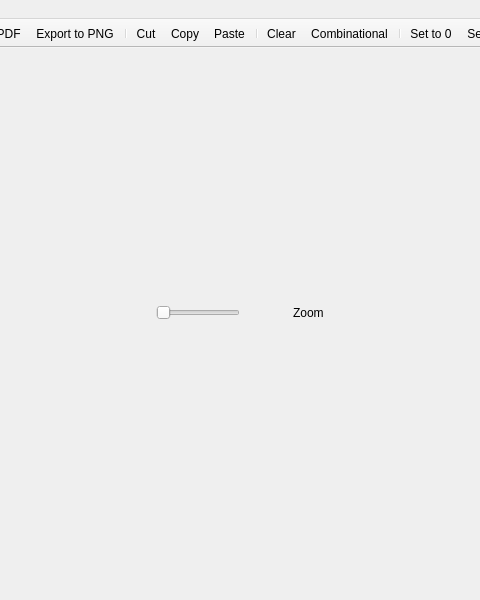
Old version of the form app/bewaveddolphin.ui in the repository GIBIS-UNIFESP/wiRedPanda; both pictures show x 160 to 640 and y 0 to 600 of the 800 by 600 pixel window.
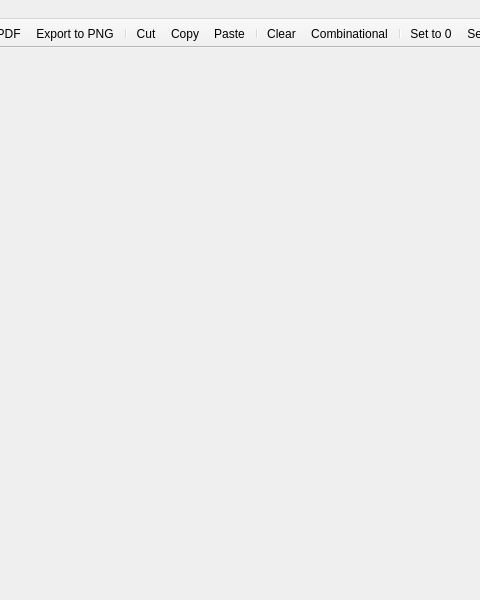
New version of the form. Icons and pictures are not drawn.

Commit message: Removed slider outside the toolbar

Patch:
```diff
--- a/app/bewaveddolphin.ui
+++ b/app/bewaveddolphin.ui
@@ -40,193 +40,6 @@
     <property name="bottomMargin">
      <number>0</number>
     </property>
-    <item>
-     <layout class="QHBoxLayout" name="horizontalLayout">
-      <item>
-       <spacer name="horizontalSpacer_12">
-        <property name="orientation">
-         <enum>Qt::Horizontal</enum>
-        </property>
-        <property name="sizeHint" stdset="0">
-         <size>
-          <width>40</width>
-          <height>20</height>
-         </size>
-        </property>
-       </spacer>
-      </item>
-      <item>
-       <spacer name="horizontalSpacer_10">
-        <property name="orientation">
-         <enum>Qt::Horizontal</enum>
-        </property>
-        <property name="sizeHint" stdset="0">
-         <size>
-          <width>40</width>
-          <height>20</height>
-         </size>
-        </property>
-       </spacer>
-      </item>
-      <item>
-       <spacer name="horizontalSpacer_9">
-        <property name="orientation">
-         <enum>Qt::Horizontal</enum>
-        </property>
-        <property name="sizeHint" stdset="0">
-         <size>
-          <width>40</width>
-          <height>20</height>
-         </size>
-        </property>
-       </spacer>
-      </item>
-      <item>
-       <spacer name="horizontalSpacer_6">
-        <property name="orientation">
-         <enum>Qt::Horizontal</enum>
-        </property>
-        <property name="sizeHint" stdset="0">
-         <size>
-          <width>40</width>
-          <height>20</height>
-         </size>
-        </property>
-       </spacer>
-      </item>
-      <item>
-       <spacer name="horizontalSpacer_4">
-        <property name="orientation">
-         <enum>Qt::Horizontal</enum>
-        </property>
-        <property name="sizeHint" stdset="0">
-         <size>
-          <width>40</width>
-          <height>20</height>
-         </size>
-        </property>
-       </spacer>
-      </item>
-      <item>
-       <spacer name="horizontalSpacer_2">
-        <property name="orientation">
-         <enum>Qt::Horizontal</enum>
-        </property>
-        <property name="sizeHint" stdset="0">
-         <size>
-          <width>40</width>
-          <height>20</height>
-         </size>
-        </property>
-       </spacer>
-      </item>
-      <item alignment="Qt::AlignRight">
-       <widget class="QSlider" name="horizontalSlider">
-        <property name="orientation">
-         <enum>Qt::Horizontal</enum>
-        </property>
-       </widget>
-      </item>
-      <item>
-       <spacer name="horizontalSpacer">
-        <property name="orientation">
-         <enum>Qt::Horizontal</enum>
-        </property>
-        <property name="sizeHint" stdset="0">
-         <size>
-          <width>40</width>
-          <height>20</height>
-         </size>
-        </property>
-       </spacer>
-      </item>
-      <item>
-       <widget class="QLabel" name="label">
-        <property name="text">
-         <string>Zoom</string>
-        </property>
-       </widget>
-      </item>
-      <item>
-       <spacer name="horizontalSpacer_3">
-        <property name="orientation">
-         <enum>Qt::Horizontal</enum>
-        </property>
-        <property name="sizeHint" stdset="0">
-         <size>
-          <width>40</width>
-          <height>20</height>
-         </size>
-        </property>
-       </spacer>
-      </item>
-      <item>
-       <spacer name="horizontalSpacer_5">
-        <property name="orientation">
-         <enum>Qt::Horizontal</enum>
-        </property>
-        <property name="sizeHint" stdset="0">
-         <size>
-          <width>40</width>
-          <height>20</height>
-         </size>
-        </property>
-       </spacer>
-      </item>
-      <item>
-       <spacer name="horizontalSpacer_7">
-        <property name="orientation">
-         <enum>Qt::Horizontal</enum>
-        </property>
-        <property name="sizeHint" stdset="0">
-         <size>
-          <width>40</width>
-          <height>20</height>
-         </size>
-        </property>
-       </spacer>
-      </item>
-      <item>
-       <spacer name="horizontalSpacer_8">
-        <property name="orientation">
-         <enum>Qt::Horizontal</enum>
-        </property>
-        <property name="sizeHint" stdset="0">
-         <size>
-          <width>40</width>
-          <height>20</height>
-         </size>
-        </property>
-       </spacer>
-      </item>
-      <item>
-       <spacer name="horizontalSpacer_11">
-        <property name="orientation">
-         <enum>Qt::Horizontal</enum>
-        </property>
-        <property name="sizeHint" stdset="0">
-         <size>
-          <width>40</width>
-          <height>20</height>
-         </size>
-        </property>
-       </spacer>
-      </item>
-      <item>
-       <spacer name="horizontalSpacer_13">
-        <property name="orientation">
-         <enum>Qt::Horizontal</enum>
-        </property>
-        <property name="sizeHint" stdset="0">
-         <size>
-          <width>40</width>
-          <height>20</height>
-         </size>
-        </property>
-       </spacer>
-      </item>
-     </layout>
-    </item>
    </layout>
   </widget>
   <widget class="QStatusBar" name="statusbar"/>
```
Left out of the diff: 6 changed lines with no effect on the pictures.
